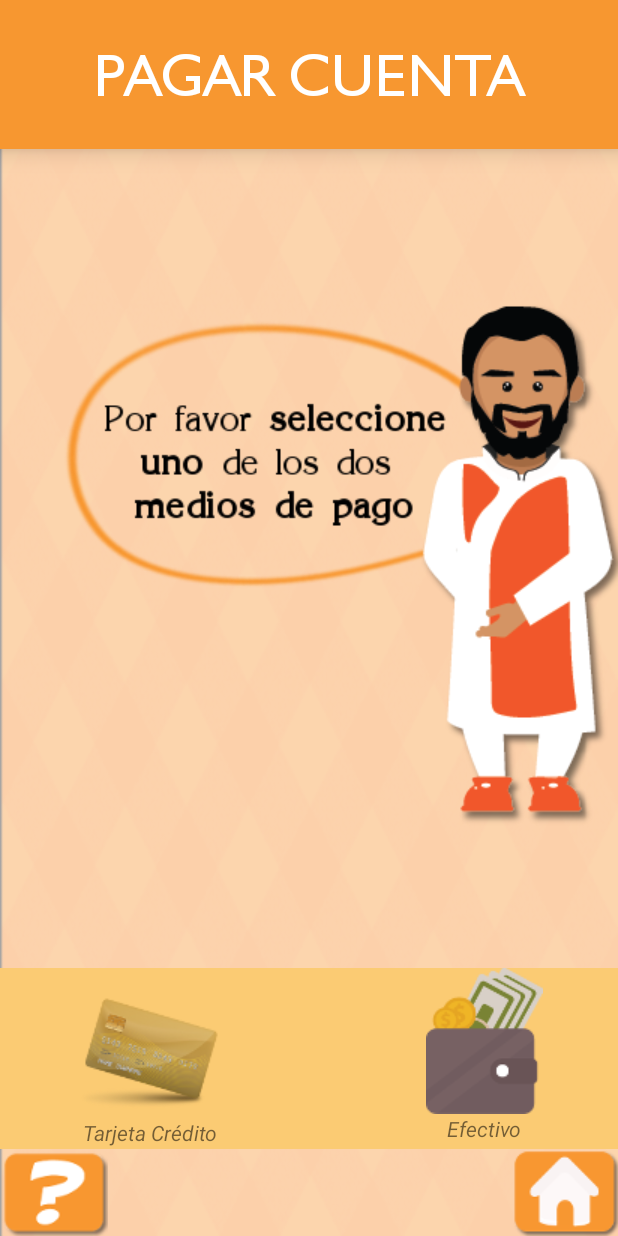
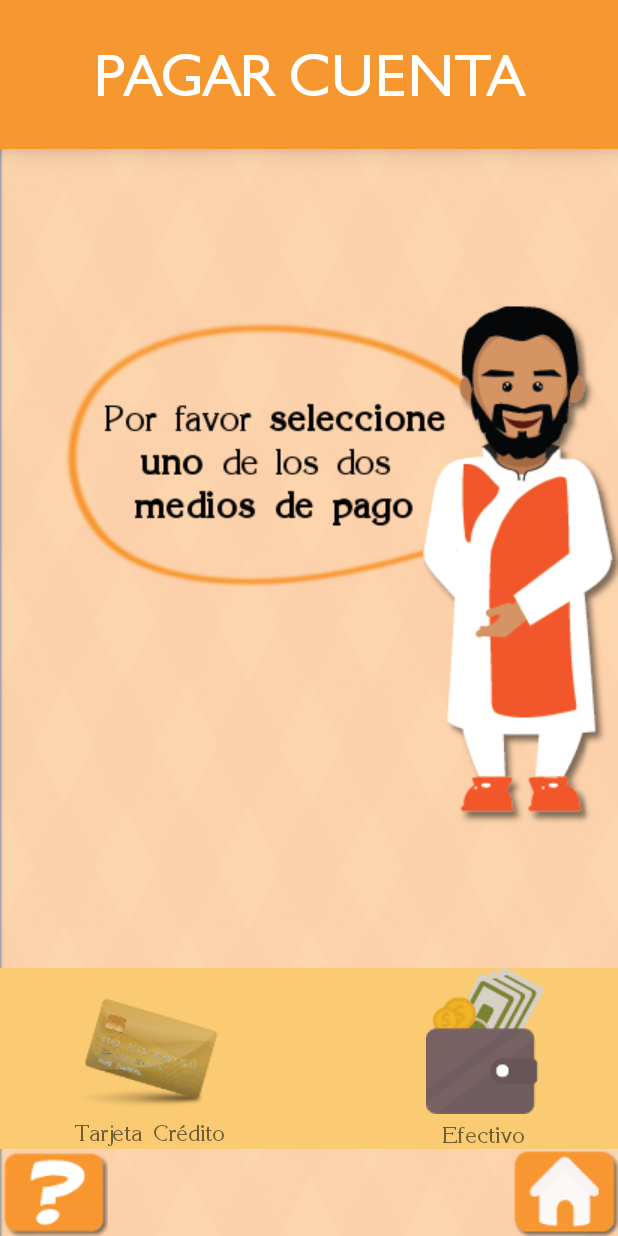
Before and after one commit to ronaldvenegasp/Dharma, an Android app: the MenuPrincipal screen opened directly, with no data from a screen before it, after a tap on "boton_pagar", on a phone screen of 412 x 824 dp. Run offline under Robolectric (Android 15) with nearby library versions, the phone set to English and light mode, and no system bars.

```diff
--- a/app/src/main/java/com/example/personal/dharma/MenuPrincipal.java
+++ b/app/src/main/java/com/example/personal/dharma/MenuPrincipal.java
@@ -3,11 +3,13 @@ package com.example.personal.dharma;
 import android.content.Context;
 import android.content.Intent;
 import android.content.SharedPreferences;
+import android.database.Cursor;
 import android.graphics.Typeface;
 import android.support.v7.app.AppCompatActivity;
 import android.os.Bundle;
 import android.view.View;
 import android.view.Window;
+import android.widget.SimpleCursorAdapter;
 import android.widget.TextView;
 
 public class MenuPrincipal extends AppCompatActivity {
@@ -15,6 +17,11 @@ public class MenuPrincipal extends AppCompatActivity {
     TextView tituloPantalla;
     TextView numeroMesa;
     TextView numeroMesa1;
+    TextView mesaPantalla;
+
+    DataBaseManager manager;
+    Cursor cursor;
+    SimpleCursorAdapter adapter;
 
     @Override
     protected void onCreate(Bundle savedInstanceState) {
@@ -40,14 +47,12 @@ public class MenuPrincipal extends AppCompatActivity {
         Typeface TF2 = Typeface.createFromAsset(getAssets(), font_path2);
         numeroMesa1.setTypeface(TF2);
 
-        TextView numberTable = (TextView) findViewById(R.id.numeroDeLaMesa);
-
         //Recibir el número de la mesa
         Intent intent = getIntent();
         Bundle extras = intent.getExtras();
         if(extras != null){
             String datoMesa = (String) extras.get("mesa");
-            numberTable.setText(" " + datoMesa);
+            numeroMesa1.setText(" " + datoMesa);
         }
 
         //Al tocar sobre el botón de Hacer pedido, se pasa a la actividad HacerPedido de la aplicación
--- a/app/src/main/java/com/example/personal/dharma/Pagar.java
+++ b/app/src/main/java/com/example/personal/dharma/Pagar.java
@@ -6,15 +6,13 @@ import android.support.v7.app.AppCompatActivity;
 import android.os.Bundle;
 import android.view.View;
 import android.view.Window;
-import android.widget.AdapterView;
-import android.widget.ArrayAdapter;
-import android.widget.Spinner;
 import android.widget.TextView;
-import android.widget.Toast;
 
 public class Pagar extends AppCompatActivity {
 
     TextView tituloPantalla;
+    TextView textoCredito;
+    TextView textoEfectivo;
 
     @Override
     protected void onCreate(Bundle savedInstanceState) {
@@ -27,6 +25,18 @@ public class Pagar extends AppCompatActivity {
         String font_path = "font/Humanst521_BT.ttf";
         Typeface TF = Typeface.createFromAsset(getAssets(), font_path);
         tituloPantalla.setTypeface(TF);
+
+        //Establece el tipo de letra del campo crédito
+        textoCredito = (TextView) findViewById(R.id.credito);
+        String font_path2 = "font/Keira_Normal.ttf";
+        Typeface TF2 = Typeface.createFromAsset(getAssets(), font_path2);
+        textoCredito.setTypeface(TF2);
+
+        //Establece el tipo de letra del campo efectivo
+        textoEfectivo = (TextView) findViewById(R.id.mejoras);
+        String font_path3 = "font/Keira_Normal.ttf";
+        Typeface TF3 = Typeface.createFromAsset(getAssets(), font_path3);
+        textoEfectivo.setTypeface(TF3);
 
         //Al tocar sobre el botón de Ayuda, se pasa a la actividad Ayuda de la aplicación
         findViewById(R.id.boton_ayuda).setOnClickListener(new View.OnClickListener() {
--- a/app/src/main/java/com/example/personal/dharma/retos_adultos.java
+++ b/app/src/main/java/com/example/personal/dharma/retos_adultos.java
@@ -34,7 +34,7 @@ public class retos_adultos extends AppCompatActivity {
         sopaDeLetras.setTypeface(TF1);
 
         //Establece el tipo de letra de Cultura Hindú
-        culturaHinduText = (TextView) findViewById(R.id.mejorar_text);
+        culturaHinduText = (TextView) findViewById(R.id.mejoras);
         String font_path2 = "font/Keira_Normal.ttf";
         Typeface TF2 = Typeface.createFromAsset(getAssets(), font_path2);
         culturaHinduText.setTypeface(TF2);
--- a/app/src/main/java/com/example/personal/dharma/retos_ninos.java
+++ b/app/src/main/java/com/example/personal/dharma/retos_ninos.java
@@ -27,7 +27,7 @@ public class retos_ninos extends AppCompatActivity {
         tituloPantalla.setTypeface(TF);
 
         //Establece el tipo de letra de Cultura Hindú
-        culturaHindu = (TextView) findViewById(R.id.mejorar_text);
+        culturaHindu = (TextView) findViewById(R.id.mejoras);
         String font_path1 = "font/Keira_Normal.ttf";
         Typeface TF1 = Typeface.createFromAsset(getAssets(), font_path1);
         culturaHindu.setTypeface(TF1);
--- a/app/src/main/res/layout/activity_pagar.xml
+++ b/app/src/main/res/layout/activity_pagar.xml
@@ -57,6 +57,7 @@
         android:layout_alignParentEnd="true"
         android:layout_below="@+id/titulo"
         android:layout_above="@+id/textView26"
+        android:contentDescription="@string/pagar_cuenta"
         android:layout_marginTop="-18sp" />
 
     <TextView
@@ -97,19 +98,19 @@
         android:layout_width="wrap_content"
         android:layout_height="wrap_content"
         android:text="@string/efectivo"
-        android:id="@+id/mejorar_text"
+        android:id="@+id/mejoras"
         android:layout_alignEnd="@+id/celular"
         android:layout_toEndOf="@+id/boton_ayuda"
         android:textStyle="italic"
         android:textAlignment="center"
-        android:layout_below="@+id/celular"
-        android:layout_alignStart="@+id/celular" />
+        android:layout_alignStart="@+id/celular"
+        android:layout_alignBottom="@+id/textView26" />
 
     <TextView
         android:layout_width="wrap_content"
         android:layout_height="wrap_content"
         android:text="@string/credito"
-        android:id="@+id/reto_text"
+        android:id="@+id/credito"
         android:textStyle="italic"
         android:textAlignment="center"
         android:layout_above="@+id/menu_principal"
--- a/app/src/main/res/layout/activity_retos_adultos.xml
+++ b/app/src/main/res/layout/activity_retos_adultos.xml
@@ -117,7 +117,7 @@
         android:layout_height="wrap_content"
         android:textAppearance="?android:attr/textAppearanceSmall"
         android:text="@string/cultura_hindu"
-        android:id="@+id/mejorar_text"
+        android:id="@+id/mejoras"
         android:textStyle="italic"
         android:textAlignment="center"
         android:layout_alignBottom="@+id/sopa_de_letras_text"
@@ -131,7 +131,7 @@
         android:id="@+id/adivinanza_text"
         android:textStyle="italic"
         android:textAlignment="center"
-        android:layout_alignBottom="@+id/mejorar_text"
+        android:layout_alignBottom="@+id/mejoras"
         android:layout_alignEnd="@+id/menu_principal" />
 
 </RelativeLayout>
--- a/app/src/main/res/layout/activity_retos_ninos.xml
+++ b/app/src/main/res/layout/activity_retos_ninos.xml
@@ -97,7 +97,7 @@
         android:layout_width="wrap_content"
         android:layout_height="wrap_content"
         android:text="@string/cultura_hindu"
-        android:id="@+id/mejorar_text"
+        android:id="@+id/mejoras"
         android:layout_alignEnd="@+id/celular"
         android:layout_toEndOf="@+id/boton_ayuda"
         android:textStyle="italic"
--- a/app/src/main/res/values/strings.xml
+++ b/app/src/main/res/values/strings.xml
@@ -136,4 +136,9 @@
     <string name="agradecimiento">¡MUCHAS GRACIAS!</string>
     <string name="calificacion">¿Cuántas estrellas nos daría?</string>
     <string name="enviar_comentario">ENVIAR</string>
+    <string name="pagar_cuenta">pagar_cuenta</string>
+    <string name="tiempo_espera">tiempo_espera</string>
+    <string name="hindu_calificacion">hindu_calificacion</string>
+    <string name="estrella">estrella</string>
+
 </resources>
```
Also changed, not shown: app/src/main/java/com/example/personal/dharma/DataBaseHelper.java (added, +25 -0 lines), app/src/main/java/com/example/personal/dharma/DataBaseManager.java (added, +43 -0 lines), app/src/main/java/com/example/personal/dharma/NumeroMesa.java (+12 -9 lines), app/src/main/java/com/example/personal/dharma/Pqrs.java (+37 -24 lines), app/src/main/res/layout/activity_pqrs.xml (+9 -2 lines), 1 other file.
